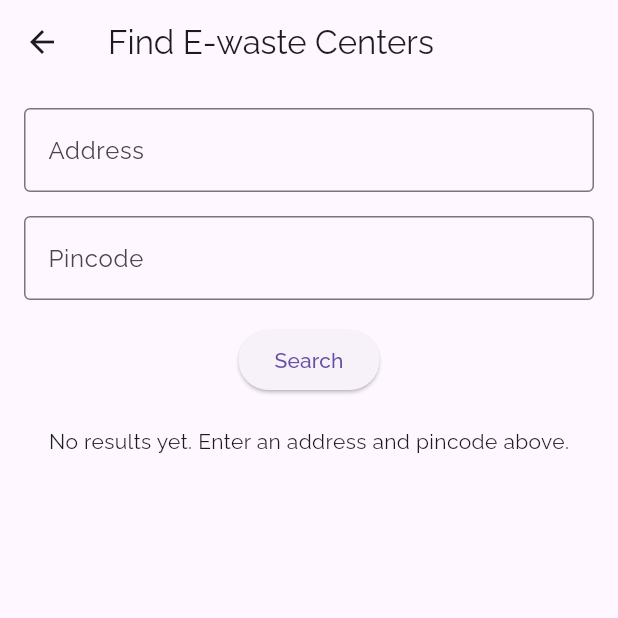
After one commit to swadha112/e_waste, a Flutter app: the EwasteCentersPage screen opened directly, on a phone screen of 412 x 824 dp, the top half of it. The commit adds this screen. Run offline on Flutter 3.47's test engine with Material 3 defaults, Android fonts, the phone set to English and light mode, and no system bars; our stand-ins replace fl_chart, flutter_dotenv, google_fonts, google_maps_flutter, image_picker, lottie and 3 more.

Commit message:
recycling center page idk why api not working

```diff
--- a/lib/how_u_help.dart
+++ b/lib/how_u_help.dart
@@ -2,6 +2,7 @@ import 'package:flutter/material.dart';
 import 'package:youtube_player_flutter/youtube_player_flutter.dart';
 import 'package:lottie/lottie.dart';
 import 'package:e_waste/detection_page.dart';
+import 'package:e_waste/recycling_center.dart';
 
 class HowCanYouHelpPage extends StatefulWidget {
   @override
@@ -97,6 +98,7 @@ class _HowCanYouHelpPageState extends State<HowCanYouHelpPage> {
               buttonText: 'Find Facilities',
               onPressed: () {
                 // TODO: Add navigation to recycling facilities map page
+                Navigator.push(context, MaterialPageRoute(builder: (context) => EwasteCentersPage()));
               },
               reverse: true, // Animation on Left
             ),
--- /dev/null
+++ b/lib/recycling_center.dart
@@ -0,0 +1,238 @@
+import 'package:flutter/material.dart';
+import 'package:flutter_dotenv/flutter_dotenv.dart';
+import 'package:http/http.dart' as http;
+import 'dart:convert';
+import 'package:flutter/foundation.dart'; // for debugPrint if needed
+
+// Simple model for the e-waste center data we want to display
+class EwasteCenter {
+  final String name;
+  final String address;
+  final String? phoneNumber; // Might be null if not provided
+
+  EwasteCenter({
+    required this.name,
+    required this.address,
+    this.phoneNumber,
+  });
+}
+
+class EwasteCentersPage extends StatefulWidget {
+  const EwasteCentersPage({Key? key}) : super(key: key);
+
+  @override
+  State<EwasteCentersPage> createState() => _EwasteCentersPageState();
+}
+
+class _EwasteCentersPageState extends State<EwasteCentersPage> {
+  final TextEditingController _addressController = TextEditingController();
+  final TextEditingController _pincodeController = TextEditingController();
+
+  bool _isLoading = false;
+  List<EwasteCenter> _centers = [];
+
+  @override
+  void dispose() {
+    _addressController.dispose();
+    _pincodeController.dispose();
+    super.dispose();
+  }
+
+  Future<void> _searchCenters() async {
+    setState(() {
+      _isLoading = true;
+      _centers.clear();
+    });
+
+    final addressInput = '${_addressController.text}, ${_pincodeController.text}';
+    // Use your new unrestricted API key here
+    final apiKey = dotenv.env['MAPS_API_KEY2'];
+
+    try {
+      // 1. Geocode the address -> lat/lng
+      final geoUrl = Uri.parse(
+        'https://maps.googleapis.com/maps/api/geocode/json'
+            '?address=${Uri.encodeComponent(addressInput)}'
+            '&key=$apiKey',
+      );
+
+      debugPrint('Geocode request URL: $geoUrl');
+
+      final geoResponse = await http.get(geoUrl);
+      final geoData = json.decode(geoResponse.body);
+
+      // Log the entire geocode response
+      debugPrint('Geocode response: ${geoData.toString()}');
+
+      if (geoData['status'] == 'OK' && geoData['results'].isNotEmpty) {
+        final location = geoData['results'][0]['geometry']['location'];
+        final lat = location['lat'];
+        final lng = location['lng'];
+
+        debugPrint('Parsed lat: $lat, lng: $lng');
+
+        // 2. Use Places Nearby Search for "recycling center" (example)
+        final placesUrl = Uri.parse(
+          'https://maps.googleapis.com/maps/api/place/nearbysearch/json'
+              '?location=$lat,$lng'
+              '&radius=50000'
+              '&keyword=recycling+center'
+              '&key=$apiKey',
+        );
+
+        debugPrint('Places request URL: $placesUrl');
+
+        final nearbyResponse = await http.get(placesUrl);
+        final nearbyData = json.decode(nearbyResponse.body);
+
+        // Log the entire places response
+        debugPrint('Nearby search response: ${nearbyData.toString()}');
+
+        if (nearbyData['status'] == 'OK' && nearbyData['results'] != null) {
+          final results = nearbyData['results'] as List<dynamic>;
+
+          // 3. For each place, fetch details (phone, full address)
+          List<EwasteCenter> centers = [];
+          for (var place in results) {
+            final placeId = place['place_id'];
+            // Fetch details
+            final details = await _fetchPlaceDetails(placeId, apiKey);
+
+            // Some fields might be null if not provided
+            final name = details['name'] ?? place['name'] ?? 'Unknown Center';
+            final address = details['formatted_address'] ??
+                place['vicinity'] ??
+                'No address available';
+            final phoneNumber = details['formatted_phone_number'];
+
+            centers.add(EwasteCenter(
+              name: name,
+              address: address,
+              phoneNumber: phoneNumber,
+            ));
+          }
+
+          setState(() {
+            _centers = centers;
+          });
+        } else {
+          // No results or error
+          debugPrint('Places search returned status: ${nearbyData['status']}');
+          debugPrint('Places search error_message: ${nearbyData['error_message']}');
+          ScaffoldMessenger.of(context).showSnackBar(
+            const SnackBar(content: Text('No e-waste centers found nearby.')),
+          );
+        }
+      } else {
+        // Could not geocode
+        debugPrint('Geocode returned status: ${geoData['status']}');
+        debugPrint('Geocode error_message: ${geoData['error_message']}');
+        ScaffoldMessenger.of(context).showSnackBar(
+          const SnackBar(content: Text('Unable to find location for given address.')),
+        );
+      }
+    } catch (e) {
+      debugPrint('Error caught in _searchCenters: $e');
+      ScaffoldMessenger.of(context).showSnackBar(
+        SnackBar(content: Text('Error: $e')),
+      );
+    } finally {
+      setState(() {
+        _isLoading = false;
+      });
+    }
+  }
+
+  // Helper to fetch place details for phone number, etc.
+  Future<Map<String, dynamic>> _fetchPlaceDetails(String placeId, String? apiKey) async {
+    final detailsUrl = Uri.parse(
+      'https://maps.googleapis.com/maps/api/place/details/json'
+          '?place_id=$placeId'
+          '&fields=name,formatted_address,formatted_phone_number'
+          '&key=$apiKey',
+    );
+
+    debugPrint('Place details request URL: $detailsUrl');
+
+    final detailsResponse = await http.get(detailsUrl);
+    final detailsData = json.decode(detailsResponse.body);
+
+    // Log the place details response
+    debugPrint('Place details for $placeId: ${detailsData.toString()}');
+
+    if (detailsData['status'] == 'OK') {
+      return detailsData['result'] ?? {};
+    } else {
+      debugPrint('Details API returned status: ${detailsData['status']}');
+      debugPrint('Details API error_message: ${detailsData['error_message']}');
+      return {};
+    }
+  }
+
+  @override
+  Widget build(BuildContext context) {
+    return Scaffold(
+      appBar: AppBar(
+        title: const Text('Find E-waste Centers'),
+      ),
+      body: SingleChildScrollView(
+        padding: const EdgeInsets.all(16),
+        child: Column(
+          children: [
+            // Address & Pincode inputs
+            TextField(
+              controller: _addressController,
+              decoration: const InputDecoration(
+                labelText: 'Address',
+                border: OutlineInputBorder(),
+              ),
+            ),
+            const SizedBox(height: 16),
+            TextField(
+              controller: _pincodeController,
+              decoration: const InputDecoration(
+                labelText: 'Pincode',
+                border: OutlineInputBorder(),
+              ),
+              keyboardType: TextInputType.number,
+            ),
+            const SizedBox(height: 16),
+            ElevatedButton(
+              onPressed: _isLoading ? null : _searchCenters,
+              child: _isLoading ? const CircularProgressIndicator() : const Text('Search'),
+            ),
+            const SizedBox(height: 20),
+
+            // Results list
+            if (_centers.isNotEmpty)
+              ListView.builder(
+                shrinkWrap: true,
+                physics: const NeverScrollableScrollPhysics(),
+                itemCount: _centers.length,
+                itemBuilder: (context, index) {
+                  final center = _centers[index];
+                  return Card(
+                    margin: const EdgeInsets.symmetric(vertical: 8),
+                    child: ListTile(
+                      title: Text(center.name),
+                      subtitle: Column(
+                        crossAxisAlignment: CrossAxisAlignment.start,
+                        children: [
+                          Text(center.address),
+                          if (center.phoneNumber != null)
+                            Text('Phone: ${center.phoneNumber}'),
+                        ],
+                      ),
+                    ),
+                  );
+                },
+              )
+            else if (!_isLoading)
+            // If we have no centers and not loading, show a hint
+              const Text('No results yet. Enter an address and pincode above.'),
+          ],
+        ),
+      ),
+    );
+  }
+}
```
Also changed, not shown: lib/global_map_section.dart (+16 -11 lines).
